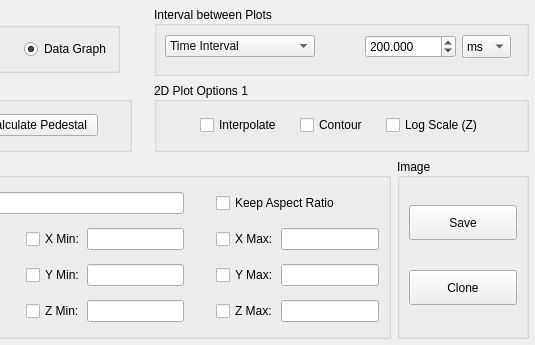
Qt form slsDetectorGui/forms/form_tab_plot.ui (slsdetectorgroup/slsDetectorPackage) before a commit; both pictures show x 240 to 775 and y 0 to 345 of the 775 by 345 pixel window.
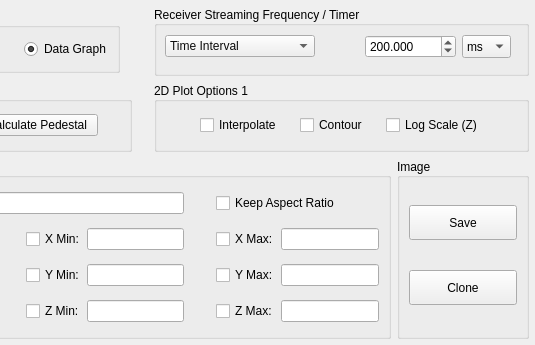
The same form after that commit. Icons and pictures are not drawn.

Commit message: updated gui to have the timer/freq

What changed in the file:
```diff
--- a/slsDetectorGui/forms/form_tab_plot.ui
+++ b/slsDetectorGui/forms/form_tab_plot.ui
@@ -2009,7 +2009,7 @@
 &lt;/nobr&gt;</string>
      </property>
      <property name="title">
-      <string>Interval between Plots</string>
+      <string>Receiver Streaming Frequency / Timer</string>
      </property>
      <property name="alignment">
       <set>Qt::AlignLeading|Qt::AlignLeft|Qt::AlignVCenter</set>
```
Left out of the diff: 8 changed lines with no effect on the pictures.
